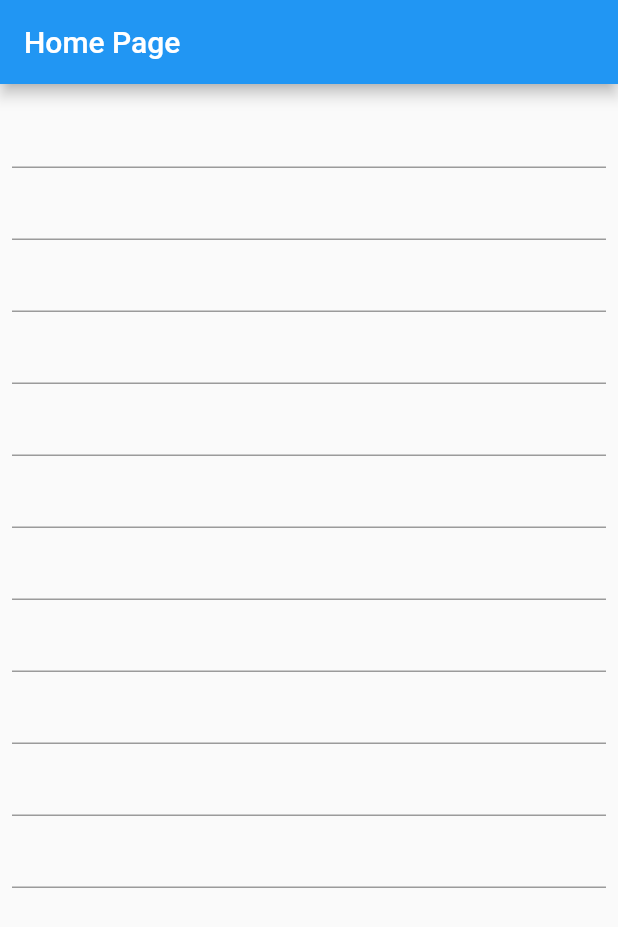
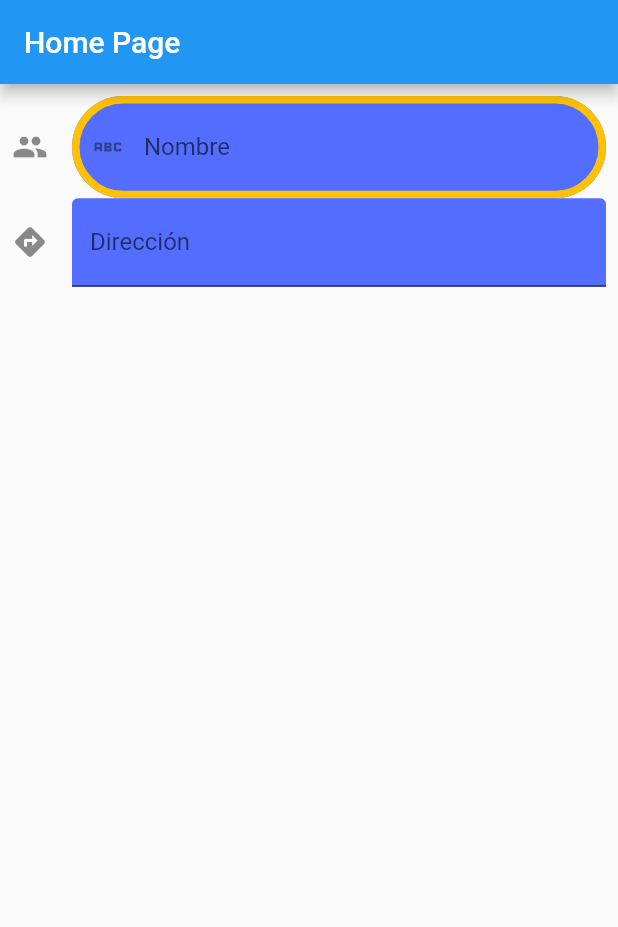
Before and after one commit to mvilla714/recetasapp, a Flutter app: the screen it shows after launch, on a phone screen of 412 x 824 dp. Shown: the top 927 px of the screen. Run offline on Flutter 3.47's test engine with Material 2 defaults, Android fonts, the phone set to English and light mode, and no system bars.

Commit message:
Textfield con atributos

```diff
--- a/lib/pages/home_page.dart
+++ b/lib/pages/home_page.dart
@@ -18,17 +18,48 @@ class _nameState extends State<HomePage> {
           child: SingleChildScrollView(
             child: Column(
               children: [
-                TextField(),
-                TextField(),
-                TextField(),
-                TextField(),
-                TextField(),
-                TextField(),
-                TextField(),
-                TextField(),
-                TextField(),
-                TextField(),
-                TextField(),
+                TextField(
+                  decoration: InputDecoration(
+                    hintText: "Ingrese el titulo",
+                    label: Text("Nombre"),
+                    focusColor: Colors.amber,
+                    enabledBorder: OutlineInputBorder(
+                      borderRadius: BorderRadius.circular(50),
+                      borderSide: BorderSide(
+                        color: Colors.amber,
+                        width: 5,
+                      ),
+                    ),
+                    focusedBorder: OutlineInputBorder(
+                      borderRadius: BorderRadius.circular(50),
+                      borderSide: BorderSide(
+                        color: Colors.red,
+                        width: 5,
+                      ),
+                    ),
+                    icon: Icon(Icons.people),
+                    suffix: Icon(Icons.person_2_outlined),
+                    filled: true,
+                    fillColor: Colors.indigoAccent,
+                    hoverColor: Colors.redAccent,
+                    prefixIcon:
+                        IconButton(onPressed: () {}, icon: Icon(Icons.abc)),
+                    border: OutlineInputBorder(
+                      borderRadius: BorderRadius.circular(50),
+                      borderSide: BorderSide(color: Colors.red, width: 10),
+                    ),
+                  ),
+                ),
+                TextField(
+                  //enabled: false,
+                  decoration: InputDecoration(
+                    hintText: "Ingrese Dirección",
+                    label: Text("Dirección"),
+                    icon: Icon(Icons.directions),
+                    filled: true,
+                    fillColor: Colors.indigoAccent,
+                  ),
+                ),
               ],
             ),
           ),
```
